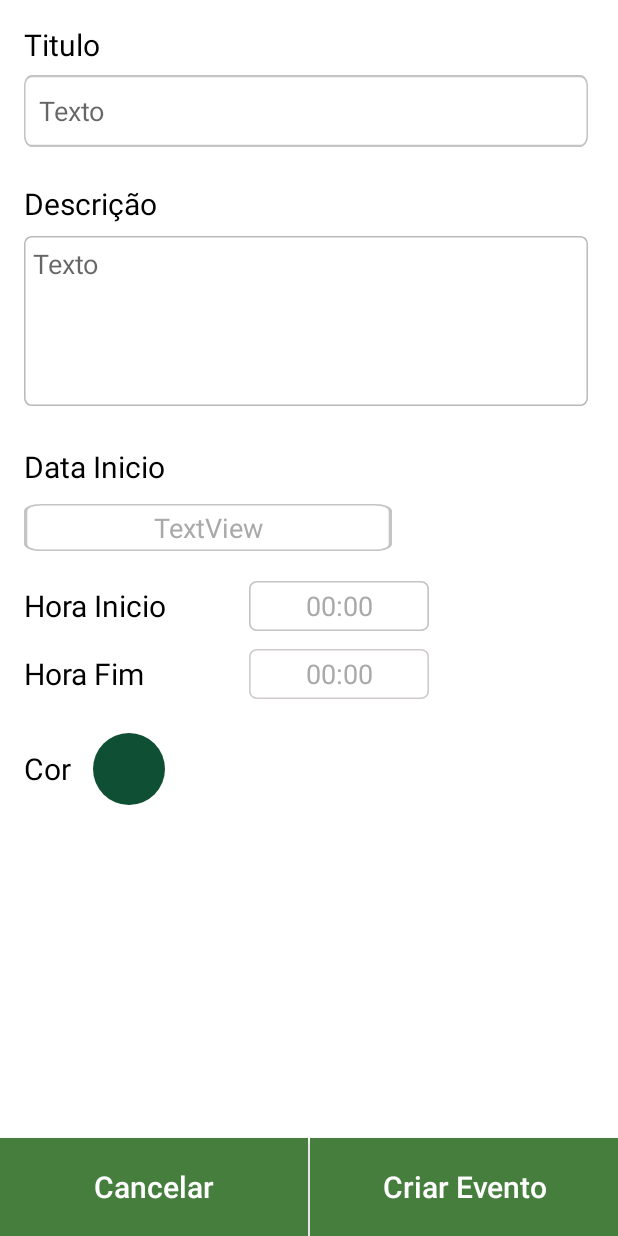
After one commit to ruisoares01/AM2122, an Android app: the layout activity_create_event.xml on its own in the app's theme, with its tools: preview values and no code run, on a phone screen of 412 x 824 dp. The commit adds this screen. Run offline under Robolectric (Android 15) with nearby library versions, the light colour scheme and no system bars.

Commit message:
Criar Evento Programado e Design Aplicado (Falta Somente Programar a Ligar ao Firebase) , Code Cleaning no Calendario

```diff
--- a/ProjetoAM2/app/build.gradle
+++ b/ProjetoAM2/app/build.gradle
@@ -86,6 +86,7 @@ dependencies {
 
     implementation 'com.github.sundeepk:compact-calendar-view:3.0.0'
     implementation 'androidx.cardview:cardview:1.0.0'
+    implementation 'io.github.eltos:simpledialogfragments:3.5'
 }
 
 androidExtensions {
--- a/ProjetoAM2/app/src/main/AndroidManifest.xml
+++ b/ProjetoAM2/app/src/main/AndroidManifest.xml
@@ -36,6 +36,10 @@
             android:name=".MainActivity"
             android:exported="true"
             android:label="@string/app_name" />
+        <activity
+            android:name=".CreateEventActivity"
+            android:exported="true"
+            android:label="@string/app_name" />
     </application>
 
 </manifest>
--- /dev/null
+++ b/ProjetoAM2/app/src/main/java/com/example/projetoam2/CreateEventActivity.kt
@@ -0,0 +1,107 @@
+package com.example.projetoam2
+
+import android.content.res.ColorStateList
+import android.os.Bundle
+import androidx.appcompat.app.AppCompatActivity
+import eltos.simpledialogfragment.color.SimpleColorDialog
+import eltos.simpledialogfragment.SimpleDialog
+import kotlinx.android.synthetic.main.activity_create_event.*
+import android.os.Build
+import android.widget.ImageButton
+import android.widget.TextView
+import androidx.annotation.RequiresApi
+import eltos.simpledialogfragment.SimpleDateDialog
+import eltos.simpledialogfragment.SimpleTimeDialog
+import java.text.SimpleDateFormat
+import java.time.LocalDate
+import java.time.LocalDate.now
+import java.util.*
+
+
+class CreateEventActivity : AppCompatActivity(),SimpleDialog.OnDialogResultListener {
+
+
+    var color: Int = 0
+    var horainicio = ""
+    var horafim = ""
+    var dateLong = 0L
+
+    @RequiresApi(Build.VERSION_CODES.O)
+    override fun onCreate(savedInstanceState: Bundle?) {
+        super.onCreate(savedInstanceState)
+        setContentView(R.layout.activity_create_event)
+        supportActionBar?.hide()
+
+        val ColorEventButton = findViewById<ImageButton>(R.id.buttonColorEvent)
+
+        val horaFimTextView = findViewById<TextView>(R.id.textViewHoraFim)
+        val horaInicioTextView = findViewById<TextView>(R.id.textViewHoraInicio)
+        val dataTextView = findViewById<TextView>(R.id.textViewData)
+
+        val date = Date(System.currentTimeMillis())
+        val format = SimpleDateFormat("dd 'de' MMMM 'de' yyyy",Locale.forLanguageTag("PT"))
+        textViewData.setText(format.format(date).toString())
+
+
+        ColorEventButton.setOnClickListener {
+            SimpleColorDialog.build()
+                .title("Selecione a Cor do Evento")
+                .allowCustom(true)
+                .colorPreset(color)
+                .show(this,"CorEvento")
+            println(color)
+        }
+
+        horaInicioTextView.setOnClickListener {
+            SimpleTimeDialog.build()
+                .hour(12)
+                .minute(30)
+                .set24HourView(true)
+                .show(this,"HoraInicio")
+        }
+
+        horaFimTextView.setOnClickListener {
+            SimpleTimeDialog.build()
+                .hour(12)
+                .minute(30)
+                .set24HourView(true)
+                .show(this,"HoraFim")
+        }
+
+        dataTextView.setOnClickListener {
+            SimpleDateDialog.build()
+                .minDate(System.currentTimeMillis())
+                .date(System.currentTimeMillis())
+                .show(this, "Data");
+        }
+    }
+
+    @RequiresApi(Build.VERSION_CODES.N)
+    override fun onResult(dialogTag: String, which: Int, extras: Bundle): Boolean {
+        if(dialogTag == "CorEvento" && which == 0 || dialogTag == "Data" && which == 0 ){
+            return false
+        }
+        else if(dialogTag == "CorEvento" && which == -1){
+            color = extras.getInt(SimpleColorDialog.COLOR)
+            buttonColorEvent.setBackgroundTintList(ColorStateList.valueOf(extras.getInt(SimpleColorDialog.COLOR)))
+//        buttonColorEvent.setBackgroundColor(extras.getInt(SimpleColorDialog.COLOR))
+        }
+        else if(dialogTag == "HoraInicio" && which == -1){
+            horainicio = "${extras.getInt(SimpleTimeDialog.HOUR)}:${extras.getInt(SimpleTimeDialog.MINUTE)}"
+            textViewHoraInicio.setText("${extras.getInt(SimpleTimeDialog.HOUR)}:${extras.getInt(SimpleTimeDialog.MINUTE)}")
+        }
+        else if(dialogTag == "HoraFim" && which == -1){
+            horafim = "${extras.getInt(SimpleTimeDialog.HOUR)}:${extras.getInt(SimpleTimeDialog.MINUTE)}"
+            textViewHoraFim.setText("${extras.getInt(SimpleTimeDialog.HOUR)}:${extras.getInt(SimpleTimeDialog.MINUTE)}")
+        }
+        else if(dialogTag == "Data" && which == -1){
+            dateLong = extras.getLong(SimpleDateDialog.DATE)
+
+            val date = Date(extras.getLong(SimpleDateDialog.DATE))
+            val format = SimpleDateFormat("dd 'de' MMMM 'de' yyyy",Locale.forLanguageTag("PT"))
+            textViewData.setText(format.format(date).toString())
+        }
+        return true
+    }
+
+}
--- a/ProjetoAM2/app/src/main/java/com/example/projetoam2/Fragments/CalendarioFragment.kt
+++ b/ProjetoAM2/app/src/main/java/com/example/projetoam2/Fragments/CalendarioFragment.kt
@@ -114,7 +114,7 @@ class CalendarioFragment : Fragment() {
             }
 
         for(arrayChat in arrayChats){
-            db.collection("Chat").document(arrayChat).collection("Salachat").get()
+            db.collection("Chat").document(arrayChat).collection("events").get()
                 .addOnSuccessListener {
                     println("On for , each chat --> "+arrayChat)
                 }
@@ -137,9 +137,9 @@ class CalendarioFragment : Fragment() {
             Event(coraleatoria, 1624274932000, "Teste * MegaTest"),
             Event(coraleatoria, 1623082189198, "Dia 7 * Ja passou"),
             Event(coraleatoria, 1626562800000, "Inicio Sao Joao * Um mes atrasado"),
-            Event(coraleatoria, 1626822000000, "Fim Sao Joao * Um mes atrasado")
+            Event(coraleatoria, 1626822000000, "Fim Sao Joao * Um mes atrasado"),
+            Event(Color.RED,1640544916488,"Após Natal")
         )
-
 
 
 
@@ -235,81 +235,7 @@ class CalendarioFragment : Fragment() {
     }
 
 
-/*    override fun onCreateView(
-        inflater: LayoutInflater, container: ViewGroup?,
-        savedInstanceState: Bundle?,
-    ): View {
 
-        val view: View = inflater.inflate(R.layout.row_calendario, container, false)
-
-        //Declara o calendario
-        val compactCalendar = view.findViewById(R.id.compactcalendar_view) as CompactCalendarView
-
-        //Por o primeiro dia da semana como Domingo
-        compactCalendar.setFirstDayOfWeek(2)
-
-        //Fazer com o calendario use somente a abriviação de 3 letras dos dias da semana
-        compactCalendar.setUseThreeLetterAbbreviation(true)
-
-        val listViewCalendarioEventos = view.findViewById<ListView>(R.id.listViewCalendario)
-
-        adapterlisteventos = CalendarioEventosAdapter()
-        if (listViewCalendarioEventos != null) {
-            listViewCalendarioEventos.adapter = adapterlisteventos
-        }
-
-
-
-
-
-
-
-
-
-
-
-
-        //println(str)
-
-
-        //Para testes declara uma MutableList de tipo Evento que contem um array com eventos
-        /*       var eventosapagar : MutableList<Event> = arrayListOf(
-                   Event(coraleatoria, 1607040400000L, "Teachers' Professional Day * Welcome to Teachers Day"),
-                   Event(coraleatoria, 1624273932000, "Tessdate * Description Test"),
-                   Event(coraleatoria, 1624274932000, "Teste * MegaTest"),
-                   Event(coraleatoria, 1623082189198, "Dia 7 * Ja passou"),
-                   Event(coraleatoria, 1626562800000, "Inicio Sao Joao * Um mes a frente"),
-                   Event(coraleatoria, 1626822000000, "Fim Sao Joao * Um mes a frente")
-               )
-
-
-               //Vê se as cor aleatoria nao se repete a anterior
-               //e para cada item que esteja no array dos eventos adiciona um evento no calendario
-               for(Event in eventosapagar){
-                   var coranterior = coraleatoria
-                   coraleatoria = coreslist.random()
-                   if(coranterior==coraleatoria){coraleatoria = coreslist.random()}
-                   compactCalendar!!.addEvent(Event(coraleatoria,Event.timeInMillis,Event.data))
-               }*/
-
-
-
-
-            //Após ser mudado de mês , obtem qual é o primeiro dia do mes e formata o mesmo e insere o mesmo numa textview
-            override fun onMonthScroll(firstDayOfNewMonth: Date) {
-                view.findViewById<TextView>(R.id.mesdocalendario)?.text = dateFormatMonth.format(firstDayOfNewMonth)
-            }
-        })
-
-
-
-        // Inflate the layout for this fragment
-        return view
-    }
-
-
-
-*/
 
 
 
--- /dev/null
+++ b/ProjetoAM2/app/src/main/res/drawable/circle.xml
@@ -0,0 +1,12 @@
+<?xml version="1.0" encoding="utf-8"?>
+<shape xmlns:android="http://schemas.android.com/apk/res/android"
+    android:shape="oval">
+
+
+    <solid android:color="#D5D5D5" />
+
+    <size
+        android:width="100dp"
+        android:height="100dp"/>
+
+</shape>
--- /dev/null
+++ b/ProjetoAM2/app/src/main/res/drawable/rectangle_createeevent_bigtext_background.xml
@@ -0,0 +1,23 @@
+<?xml version="1.0" encoding="utf-8"?>
+<vector
+xmlns:android="http://schemas.android.com/apk/res/android"
+xmlns:aapt="http://schemas.android.com/aapt"
+android:width="371dp"
+android:height="106dp"
+android:viewportWidth="371"
+android:viewportHeight="106">
+
+    <group>
+
+        <clip-path
+            android:pathData="M5 0H366C368.761 0 371 2.23858 371 5V101C371 103.761 368.761 106 366 106H5C2.23858 106 0 103.761 0 101V5C0 2.23858 2.23858 0 5 0Z"
+        />
+
+        <path
+            android:pathData="M5 0H366C368.761 0 371 2.23858 371 5V101C371 103.761 368.761 106 366 106H5C2.23858 106 0 103.761 0 101V5C0 2.23858 2.23858 0 5 0Z"
+            android:strokeWidth="2"
+            android:strokeColor="#BABABA" />
+
+    </group>
+
+</vector>
--- /dev/null
+++ b/ProjetoAM2/app/src/main/res/drawable/rectangle_createevent_text_background.xml
@@ -0,0 +1,25 @@
+<?xml version="1.0" encoding="utf-8"?>
+<vector
+    xmlns:android="http://schemas.android.com/apk/res/android"
+    xmlns:aapt="http://schemas.android.com/aapt"
+    android:width="371dp"
+    android:height="33dp"
+    android:viewportWidth="371"
+    android:viewportHeight="33"
+    >
+
+    <group>
+
+        <clip-path
+            android:pathData="M5 0H366C368.761 0 371 2.23858 371 5V28C371 30.7614 368.761 33 366 33H5C2.23858 33 0 30.7614 0 28V5C0 2.23858 2.23858 0 5 0Z"
+            />
+
+        <path
+            android:pathData="M5 0H366C368.761 0 371 2.23858 371 5V28C371 30.7614 368.761 33 366 33H5C2.23858 33 0 30.7614 0 28V5C0 2.23858 2.23858 0 5 0Z"
+            android:strokeWidth="2"
+            android:strokeColor="#C4C4C4"
+            />
+
+    </group>
+
+</vector>
--- /dev/null
+++ b/ProjetoAM2/app/src/main/res/drawable/rectangle_createevent_textview_background.xml
@@ -0,0 +1,23 @@
+<?xml version="1.0" encoding="utf-8"?>
+<vector
+    xmlns:android="http://schemas.android.com/apk/res/android"
+    android:width="110sp"
+    android:height="33sp"
+    android:viewportWidth="110"
+    android:viewportHeight="33"
+    >
+
+    <group>
+        <clip-path
+            android:pathData="M5 0H105C107.761 0 110 2.23858 110 5V28C110 30.7614 107.761 33 105 33H5C2.23858 33 0 30.7614 0 28V5C0 2.23858 2.23858 0 5 0Z"
+            />
+
+        <path
+            android:pathData="M5 0H105C107.761 0 110 2.23858 110 5V28C110 30.7614 107.761 33 105 33H5C2.23858 33 0 30.7614 0 28V5C0 2.23858 2.23858 0 5 0Z"
+            android:strokeWidth="2"
+            android:strokeColor="#C4C4C4"
+            />
+
+    </group>
+
+</vector>
--- a/ProjetoAM2/app/src/main/res/drawable/rounded_corners.xml
+++ b/ProjetoAM2/app/src/main/res/drawable/rounded_corners.xml
@@ -7,6 +7,6 @@
         android:topRightRadius="30dp"
         android:bottomLeftRadius="30dp"
         android:bottomRightRadius="30dp"/>
-    <stroke android:color="@color/black"
-        android:width="1dp"/>
+    <stroke android:color="#BABABA"
+        android:width="3sp"/>
 </shape>
--- /dev/null
+++ b/ProjetoAM2/app/src/main/res/layout/activity_create_event.xml
@@ -0,0 +1,220 @@
+<?xml version="1.0" encoding="utf-8"?>
+<androidx.constraintlayout.widget.ConstraintLayout xmlns:android="http://schemas.android.com/apk/res/android"
+    xmlns:app="http://schemas.android.com/apk/res-auto"
+    xmlns:tools="http://schemas.android.com/tools"
+    android:layout_width="match_parent"
+    android:layout_height="match_parent"
+    android:backgroundTint="#000000"
+    android:textAlignment="center">
+
+    <TextView
+        android:id="@+id/textView7"
+        android:layout_width="130dp"
+        android:layout_height="33dp"
+        android:layout_marginStart="16dp"
+        android:layout_marginTop="20dp"
+        android:gravity="center|start"
+        android:text="Hora Inicio "
+        android:textColor="@color/black"
+        android:textSize="20sp"
+        app:layout_constraintStart_toStartOf="parent"
+        app:layout_constraintTop_toBottomOf="@+id/textViewData" />
+
+    <TextView
+        android:id="@+id/textView4"
+        android:layout_width="130dp"
+        android:layout_height="33dp"
+        android:layout_marginStart="16dp"
+        android:layout_marginTop="12dp"
+        android:gravity="center|start"
+        android:text="Hora Fim"
+        android:textColor="@color/black"
+        android:textSize="20sp"
+        app:layout_constraintStart_toStartOf="parent"
+        app:layout_constraintTop_toBottomOf="@+id/textView7" />
+
+    <TextView
+        android:id="@+id/textViewHoraFim"
+        android:layout_width="120dp"
+        android:layout_height="0dp"
+        android:layout_marginStart="20dp"
+        android:background="@drawable/rectangle_createevent_textview_background"
+        android:backgroundTint="#52715E5E"
+        android:gravity="center"
+        android:text="00:00"
+        android:textAlignment="center"
+        android:textColor="#CC949494"
+        android:textSize="18sp"
+        app:layout_constraintBottom_toBottomOf="@+id/textView4"
+        app:layout_constraintStart_toEndOf="@+id/textView4"
+        app:layout_constraintTop_toTopOf="@+id/textView4"
+        app:layout_constraintVertical_bias="0.0" />
+
+    <TextView
+        android:id="@+id/textViewHoraInicio"
+        android:layout_width="120dp"
+        android:layout_height="33dp"
+        android:layout_marginStart="20dp"
+        android:background="@drawable/rectangle_createevent_textview_background"
+        android:gravity="center"
+        android:text="00:00"
+        android:textAlignment="center"
+        android:textColor="#CC949494"
+        android:textSize="18sp"
+        app:layout_constraintBottom_toBottomOf="@+id/textView7"
+        app:layout_constraintStart_toEndOf="@+id/textView7"
+        app:layout_constraintTop_toTopOf="@+id/textView7"
+        app:layout_constraintVertical_bias="0.0" />
+
+    <TextView
+        android:id="@+id/textView"
+        android:layout_width="38dp"
+        android:layout_height="29dp"
+        android:layout_marginStart="16dp"
+        android:layout_marginTop="32dp"
+        android:gravity="center|start"
+        android:text="Cor"
+        android:textColor="@color/black"
+        android:textSize="20sp"
+        app:layout_constraintStart_toStartOf="parent"
+        app:layout_constraintTop_toBottomOf="@+id/textView4" />
+
+    <ImageButton
+        android:id="@+id/buttonColorEvent"
+        android:layout_width="48dp"
+        android:layout_height="48dp"
+        android:layout_marginStart="8dp"
+        android:adjustViewBounds="true"
+        android:background="@drawable/circle"
+        android:backgroundTint="@color/Ipca"
+        android:clickable="true"
+        android:cropToPadding="true"
+        app:layout_constraintBottom_toBottomOf="@+id/textView"
+        app:layout_constraintStart_toEndOf="@+id/textView"
+        app:layout_constraintTop_toTopOf="@+id/textView"
+        app:layout_constraintVertical_bias="0.526"
+        tools:ignore="SpeakableTextPresentCheck" />
+
+    <Button
+        android:id="@+id/buttonCreateEvent"
+        android:layout_width="205dp"
+        android:layout_height="65dp"
+        android:background="#000000"
+        android:text="Criar Evento"
+        android:textAppearance="@style/TextAppearance.AppCompat.Body2"
+        android:textSize="20sp"
+        app:iconPadding="0dp"
+        app:layout_constraintBottom_toBottomOf="parent"
+        app:layout_constraintEnd_toEndOf="parent"
+        app:layout_constraintHorizontal_bias="1.0"
+        app:layout_constraintStart_toStartOf="parent" />
+
+    <Button
+        android:id="@+id/buttonCancelEvent"
+        android:layout_width="205dp"
+        android:layout_height="65dp"
+        android:background="#000000"
+        android:text="Cancelar"
+        android:textAppearance="@style/TextAppearance.AppCompat.Body2"
+        android:textSize="20sp"
+        app:iconPadding="0dp"
+        app:layout_constraintBottom_toBottomOf="parent"
+        app:layout_constraintEnd_toEndOf="parent"
+        app:layout_constraintHorizontal_bias="0.0"
+        app:layout_constraintStart_toStartOf="parent" />
+
+    <TextView
+        android:id="@+id/textView2"
+        android:layout_width="65dp"
+        android:layout_height="30dp"
+        android:layout_marginStart="16dp"
+        android:layout_marginTop="16dp"
+        android:text="Titulo"
+        android:textAlignment="textStart"
+        android:textColor="@color/black"
+        android:textSize="20sp"
+        app:layout_constraintStart_toStartOf="parent"
+        app:layout_constraintTop_toTopOf="parent" />
+
+    <TextView
+        android:id="@+id/textView3"
+        android:layout_width="94dp"
+        android:layout_height="31dp"
+        android:layout_marginStart="16dp"
+        android:layout_marginTop="24dp"
+        android:text="Descrição"
+        android:textAlignment="textStart"
+        android:textColor="@color/black"
+        android:textSize="20sp"
+        app:layout_constraintStart_toStartOf="parent"
+        app:layout_constraintTop_toBottomOf="@+id/editTextTituloEvento" />
+
+    <TextView
+        android:id="@+id/textView5"
+        android:layout_width="130dp"
+        android:layout_height="33dp"
+        android:layout_marginStart="16dp"
+        android:layout_marginTop="24dp"
+        android:gravity="center|start"
+        android:text="Data Inicio"
+        android:textColor="@color/black"
+        android:textSize="20sp"
+        app:layout_constraintStart_toStartOf="parent"
+        app:layout_constraintTop_toBottomOf="@+id/editTextDescricaoEvento" />
+
+    <EditText
+        android:id="@+id/editTextDescricaoEvento"
+        android:layout_width="376dp"
+        android:layout_height="113dp"
+        android:layout_marginStart="16dp"
+        android:layout_marginTop="4dp"
+        android:background="@drawable/rectangle_createeevent_bigtext_background"
+        android:ems="10"
+        android:gravity="start|top"
+        android:hint="Texto"
+        android:inputType="textMultiLine"
+        android:paddingLeft="6dp"
+        android:paddingTop="6dp"
+        android:paddingRight="6dp"
+        android:paddingBottom="6dp"
+        android:textColor="#CC949494"
+        app:layout_constraintEnd_toEndOf="parent"
+        app:layout_constraintHorizontal_bias="0.0"
+        app:layout_constraintStart_toStartOf="parent"
+        app:layout_constraintTop_toBottomOf="@+id/textView3" />
+
+    <EditText
+        android:id="@+id/editTextTituloEvento"
+        android:layout_width="376dp"
+        android:layout_height="48dp"
+        android:layout_marginStart="16dp"
+        android:layout_marginTop="4dp"
+        android:background="@drawable/rectangle_createevent_text_background"
+        android:ems="10"
+        android:hint="Texto"
+        android:inputType="textPersonName"
+        android:paddingLeft="10dp"
+        android:paddingTop="2dp"
+        android:paddingBottom="2dp"
+        android:textColor="#CC949494"
+        app:layout_constraintEnd_toEndOf="parent"
+        app:layout_constraintHorizontal_bias="0.0"
+        app:layout_constraintStart_toStartOf="parent"
+        app:layout_constraintTop_toBottomOf="@+id/textView2" />
+
+    <TextView
+        android:id="@+id/textViewData"
+        android:layout_width="245dp"
+        android:layout_height="31dp"
+        android:layout_marginStart="16dp"
+        android:layout_marginTop="8dp"
+        android:background="@drawable/rectangle_createevent_textview_background"
+        android:gravity="center|start"
+        android:text="TextView"
+        android:textAlignment="center"
+        android:textColor="#CC949494"
+        android:textSize="18sp"
+        app:layout_constraintStart_toStartOf="parent"
+        app:layout_constraintTop_toBottomOf="@+id/textView5" />
+
+</androidx.constraintlayout.widget.ConstraintLayout>
```
Also changed, not shown: 106 other files.
